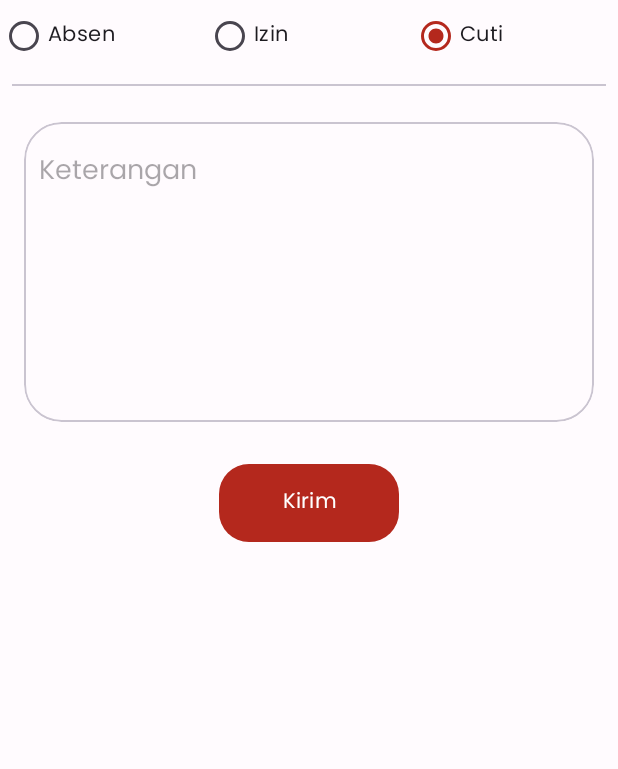
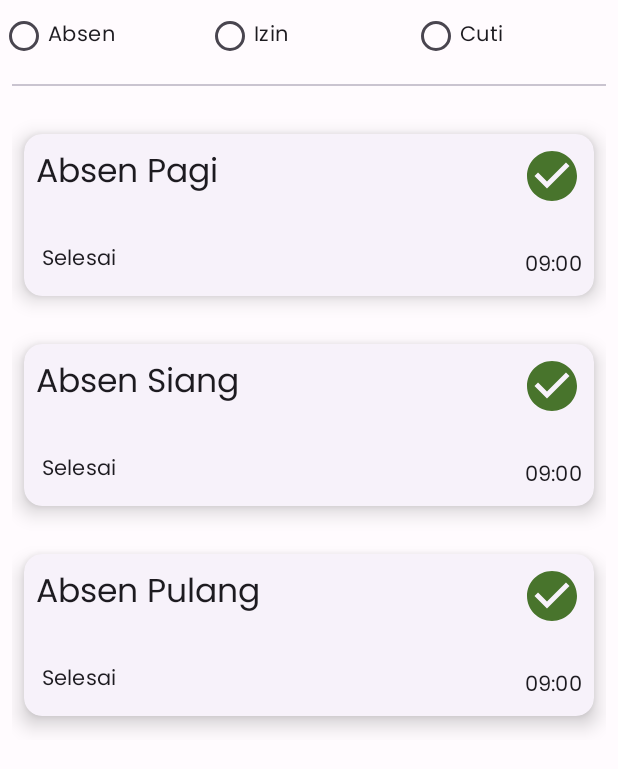
Before and after one commit to rmaprojects/Absen-Online-native, an Android app: the fragment AbsenMenuFragment shown on its own in the app's theme, on a phone screen of 412 x 824 dp. Shown: the top 769 px of the screen. Run offline under Robolectric (Android 15) with nearby library versions, the phone set to English and light mode, and no system bars; libraries missing offline, so code that uses them is left out: by.kirich1409.viewbindingdelegate; 1 statement that could not run was skipped.

Commit message:
Add TODO, fix absen layout, fix logic

```diff
--- a/app/src/main/java/com/pklproject/checkincheckout/MainActivity.kt
+++ b/app/src/main/java/com/pklproject/checkincheckout/MainActivity.kt
@@ -25,12 +25,6 @@ class MainActivity : AppCompatActivity(R.layout.activity_main) {
 
         setContentView(binding.root)
         setSupportActionBar(binding.toolBar)
-
-        //TODO:
-        // #1: Ganti nama navigator di mobile_navigation.xml
-        // #2: Ganti layout di mobile_navigation.xml untuk navigation_absen
-        // #3: Bikin Logic, ketika dia admin, maka tampilkan menu admin di SettingsFragment
-        // #4: Tampilkan gambar profil hanya di dashbor saja, contoh bisa diliat di navController.addOnDestinationChangedListener
 
         val tinyDb = TinyDB(this)
 
--- a/app/src/main/res/layout/fragment_menu_absen.xml
+++ b/app/src/main/res/layout/fragment_menu_absen.xml
@@ -8,10 +8,12 @@
     tools:context=".ui.dashboard.DashboardFragment">
 
     <RadioGroup
+        android:id="@+id/pilihan_absen"
         android:layout_width="match_parent"
         android:orientation="horizontal"
         android:layout_height="wrap_content">
         <RadioButton
+            android:id="@+id/absen"
             android:layout_width="match_parent"
             android:text="Absen"
             android:layout_gravity="center"
@@ -25,7 +27,6 @@
         <RadioButton
             android:layout_width="match_parent"
             android:text="Cuti"
-            android:checked="true"
             android:layout_weight="1"
             android:layout_height="wrap_content"/>
     </RadioGroup>
@@ -49,7 +50,7 @@
             <LinearLayout
                 android:layout_width="match_parent"
                 android:orientation="vertical"
-                android:visibility="gone"
+                android:visibility="visible"
                 android:layout_height="match_parent">
                 <com.google.android.material.card.MaterialCardView
                     android:id="@+id/absenpagi"
@@ -246,7 +247,7 @@
                     </RelativeLayout>
                 </com.google.android.material.card.MaterialCardView>
             </LinearLayout>
-            <include layout="@layout/fragment_izin" android:visibility="visible" android:id="@+id/izinTab"/>
+            <include layout="@layout/fragment_izin" android:visibility="gone" android:id="@+id/izinTab"/>
         </LinearLayout>
     </androidx.core.widget.NestedScrollView>
 </LinearLayout>
--- a/app/src/main/res/menu/menu_navigation.xml
+++ b/app/src/main/res/menu/menu_navigation.xml
@@ -4,7 +4,7 @@
     <item
         android:id="@+id/navigation_dashboard"
         android:icon="@drawable/ic_round_home_24"
-        android:title="Dashboard"
+        android:title="Dasbor"
         app:showAsAction="always" />
     <item
         android:id="@+id/navigation_absen"
@@ -19,7 +19,7 @@
     <item
         android:id="@+id/navigation_settings"
         android:icon="@drawable/ic_baseline_settings_24"
-        android:title="Pengaturan"
+        android:title="Setelan"
         app:showAsAction="always" />
     <item
         android:id="@+id/navigation_profile"
--- a/app/src/main/res/values/strings.xml
+++ b/app/src/main/res/values/strings.xml
@@ -1,6 +1,5 @@
 <resources>
     <string name="app_name">Checkin Checkout</string>
-    <string name="title_home">Home</string>
-    <string name="title_dashboard">Dashboard</string>
+    <string name="title_dashboard">Hi, selamat datang</string>
     <string name="title_notifications">Profile</string>
 </resources>
```
Also changed, not shown: app/src/main/java/com/pklproject/checkincheckout/ui/dashboard/absen/AbsenMenuFragment.kt (+8 -0 lines), app/src/main/java/com/pklproject/checkincheckout/ui/settings/SettingsFragment.kt (+7 -7 lines), app/src/main/res/navigation/mobile_navigation.xml (+12 -3 lines), 14 other files.
